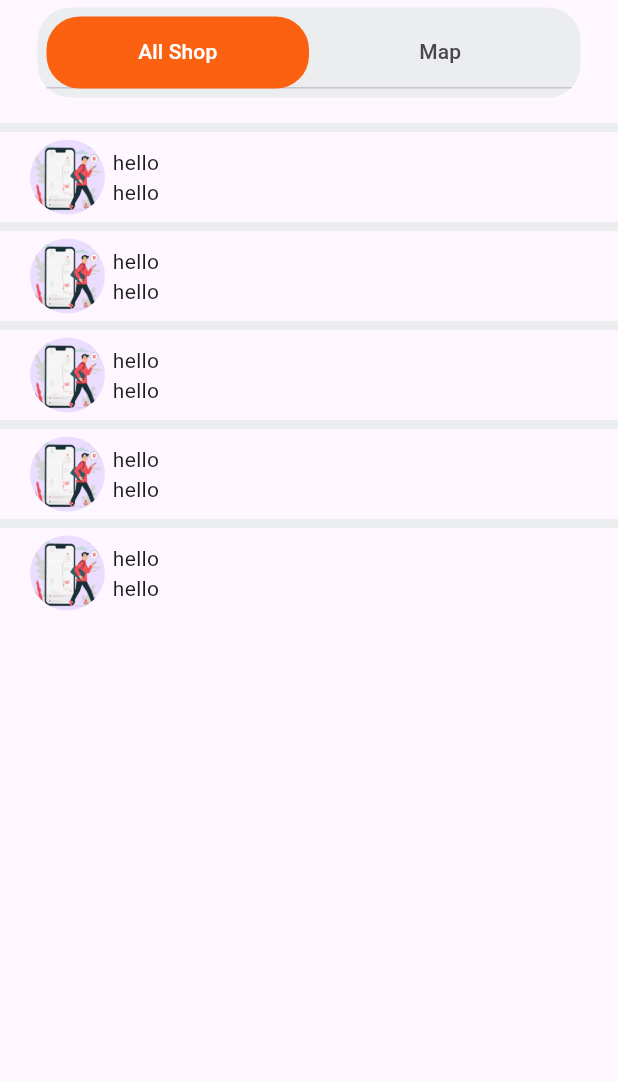
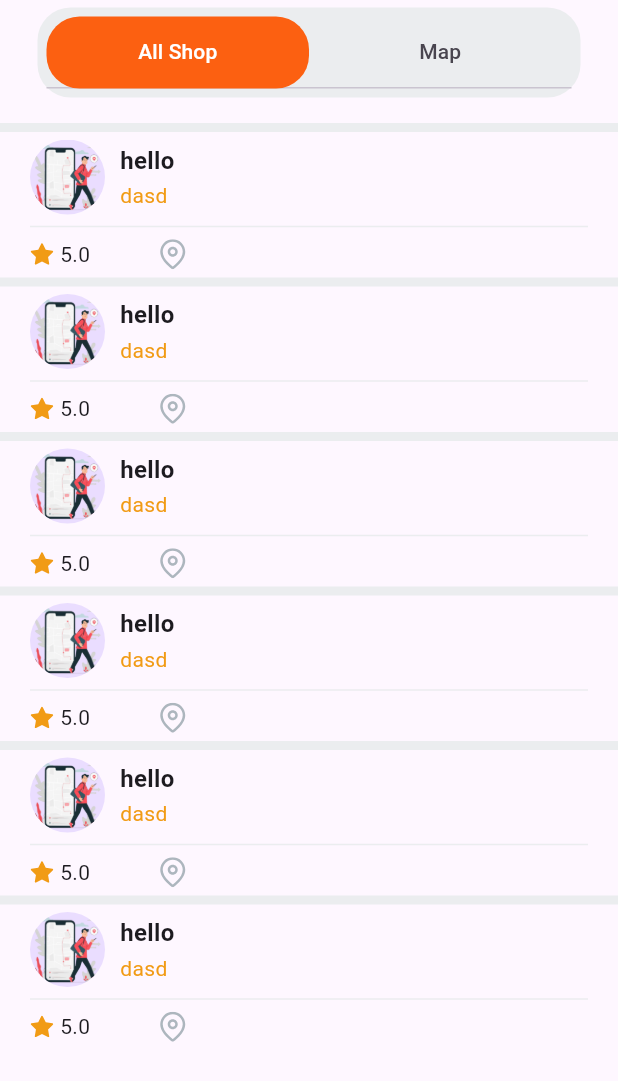
Before and after one commit to huynhngochiu0201/Car_flutter, a Flutter app: the HomePage screen opened directly, on a phone screen of 412 x 824 dp. Shown: the top 1081 px of the screen. Run offline on Flutter 3.47's test engine with Material 3 defaults, Android fonts, the phone set to English and light mode, and no system bars; our stand-ins replace flutter_svg, pin_code_fields, shared_preferences; accounts and stored records are empty.

Commit message:
add app color

```diff
--- a/lib/common/navigator/bottomnavbarcurved .dart
+++ b/lib/common/navigator/bottomnavbarcurved .dart
@@ -39,7 +39,7 @@ class _BottomNavBarCurvedFb1State extends State<BottomNavBarCurvedFb1> {
                 backgroundColor: primaryColor,
                 elevation: 0.1,
                 onPressed: () => widget.onPressed(2),
-                child: const Icon(Icons.shopping_basket)),
+                child: const Icon(Icons.map_outlined)),
           ),
           SizedBox(
             height: height,
--- a/lib/manage/user/models/post_user_model.dart
+++ b/lib/manage/user/models/post_user_model.dart
@@ -1,9 +1,11 @@
+import 'package:car_flutter/manage/user/models/location_model.dart';
 import 'package:car_flutter/manage/user/models/user_model.dart';
 
 class PostUserModel {
   UserModel? user;
-  String? cuisineType;
+  String? title;
   String? description;
+  LocationModel? locationModel;
   List<String>? images;
 
   PostUserModel();
@@ -12,7 +14,7 @@ class PostUserModel {
 List<PostUserModel> posts = [
   PostUserModel()
     ..user = user1
-    ..cuisineType = 'sadas'
+    ..title = 'sadas'
     ..images = [
       'assets/images/carrescue1.png',
       'assets/images/carrescue1.png',
@@ -20,7 +22,7 @@ List<PostUserModel> posts = [
     ],
   PostUserModel()
     ..user = user2
-    ..cuisineType = 'sadas'
+    ..title = 'sadas'
     ..images = [
       'assets/images/carrescue1.png',
       'assets/images/carrescue1.png',
@@ -28,7 +30,7 @@ List<PostUserModel> posts = [
     ],
   PostUserModel()
     ..user = user3
-    ..cuisineType = 'sadas'
+    ..title = 'sadas'
     ..images = [
       'assets/images/carrescue1.png',
       'assets/images/carrescue1.png',
@@ -36,7 +38,7 @@ List<PostUserModel> posts = [
     ],
   PostUserModel()
     ..user = user4
-    ..cuisineType = 'sadas'
+    ..title = 'sadas'
     ..images = [
       'assets/images/carrescue1.png',
       'assets/images/carrescue1.png',
@@ -44,7 +46,15 @@ List<PostUserModel> posts = [
     ],
   PostUserModel()
     ..user = user5
-    ..cuisineType = 'sadas'
+    ..title = 'sadas'
+    ..images = [
+      'assets/images/carrescue1.png',
+      'assets/images/carrescue1.png',
+      'assets/images/carrescue1.png',
+    ],
+  PostUserModel()
+    ..user = user6
+    ..title = 'sadas'
     ..images = [
       'assets/images/carrescue1.png',
       'assets/images/carrescue1.png',
--- a/lib/manage/user/pages/home/home_page.dart
+++ b/lib/manage/user/pages/home/home_page.dart
@@ -1,5 +1,6 @@
 import 'package:car_flutter/manage/user/models/post_user_model.dart';
 import 'package:flutter/material.dart';
+import 'package:flutter_svg/svg.dart';
 
 class HomePage extends StatefulWidget {
   const HomePage({
@@ -57,6 +58,7 @@ class _HomePageState extends State<HomePage>
               child: TabBarView(controller: tabController, children: [
                 ListView.separated(
                     itemBuilder: (context, index) {
+                      final post = posts[index];
                       return Padding(
                         padding: const EdgeInsets.symmetric(horizontal: 20.0),
                         child: Column(
@@ -68,15 +70,47 @@ class _HomePageState extends State<HomePage>
                                   backgroundImage: AssetImage(
                                       posts[index].user?.avatar ?? ''),
                                 ),
-                                const SizedBox(width: 5.0),
+                                const SizedBox(width: 10.0),
                                 Column(
+                                  crossAxisAlignment: CrossAxisAlignment.start,
                                   children: [
-                                    Text(posts[index].user?.name ?? ''),
-                                    Text(posts[index].user?.name ?? ''),
+                                    Text(
+                                      post.user?.name ?? '',
+                                      maxLines: 1,
+                                      overflow: TextOverflow.ellipsis,
+                                      style: const TextStyle(
+                                          fontSize: 16.0,
+                                          fontWeight: FontWeight.w700),
+                                    ),
+                                    const SizedBox(height: 2.0),
+                                    Text(
+                                      post.user?.slogan ?? '',
+                                      maxLines: 1,
+                                      overflow: TextOverflow.ellipsis,
+                                      style: const TextStyle(
+                                          color: Color(0XFFF19B15),
+                                          fontSize: 14.0,
+                                          fontWeight: FontWeight.w400),
+                                    ),
                                   ],
                                 ),
-                                const Divider(
-                                    thickness: 1, color: Color(0xFFEBEDEF))
+                              ],
+                            ),
+                            const Divider(
+                                thickness: 1, color: Color(0xFFEBEDEF)),
+                            Row(
+                              children: [
+                                SvgPicture.asset('assets/icons/ic_star.svg'),
+                                const SizedBox(width: 4.0),
+                                Text(
+                                  '${post.user?.rating ?? 0.0}',
+                                ),
+                                const SizedBox(
+                                  width: 45.0,
+                                ),
+                                SvgPicture.asset('assets/icons/ic_map_pin.svg'),
+                                const SizedBox(width: 4.0),
+                                Text(post.locationModel?.city ?? ''),
                               ],
                             )
                           ],
--- a/pubspec.yaml
+++ b/pubspec.yaml
@@ -32,6 +32,7 @@ dependencies:
   flutter:
     sdk: flutter
   flutter_native_splash: ^2.4.0
+  flutter_svg: ^2.0.10+1
   pin_code_fields: ^8.0.1
   shared_preferences: ^2.2.3
 dev_dependencies:
```
Also changed, not shown: lib/common/components/app_colors/app_color.dart (added, +16 -0 lines), lib/manage/user/models/user_model.dart (+22 -9 lines), pubspec.lock.
